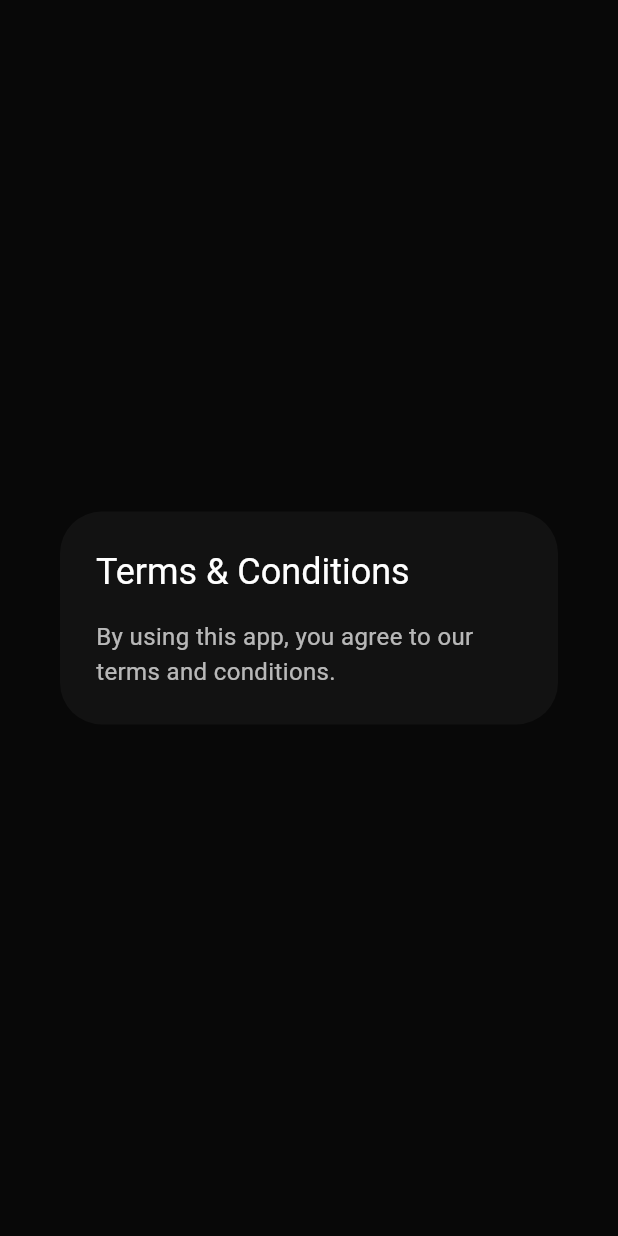
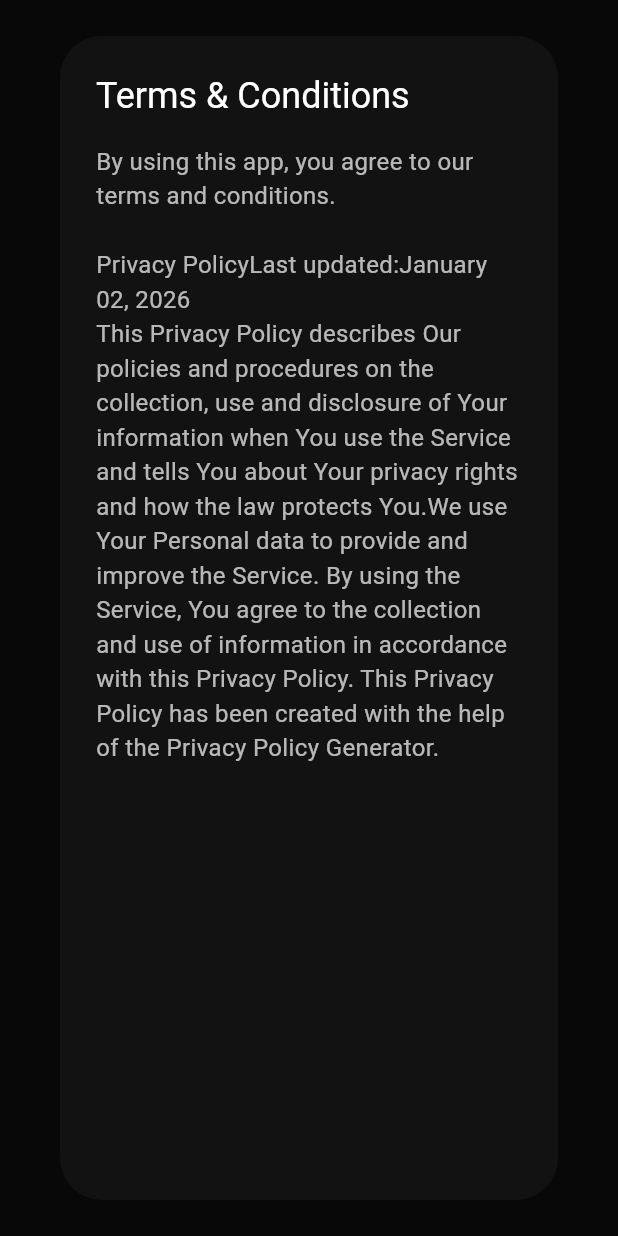
Before and after one commit to FaruqX-Dev/coinWatcher, a Flutter app: what showTermsAndConditions() shows on an empty page, opened directly, on a phone screen of 412 x 824 dp. Run offline on Flutter 3.47's test engine with Material 3 defaults, Android fonts, the phone set to English and light mode, and no system bars; our stand-ins replace cloud_firestore, firebase_auth, firebase_core, flutter_local_notifications, flutter_riverpod, shared_preferences and 1 more; accounts and stored records are empty.

Commit message:
Updated Terms and conditions website

```diff
--- a/lib/features/auth/presentation/signup_screen.dart
+++ b/lib/features/auth/presentation/signup_screen.dart
@@ -5,6 +5,7 @@ import 'package:coin_watcher/features/auth/presentation/loginscreen.dart';
 import 'package:coin_watcher/features/auth/provider/auth_provider.dart';
 import 'package:flutter/material.dart';
 import 'package:flutter_riverpod/flutter_riverpod.dart';
+import 'package:url_launcher/url_launcher.dart';
 
 import '../widget/password_strength.dart';
 
@@ -191,7 +192,16 @@ class _SignupScreenState extends ConsumerState<SignupScreen> {
                                         : Colors.white)),
                             InkWell(
                               enableFeedback: true,
-                              onTap: () => showTermsAndConditions(context),
+                              onTap: () async {
+                                final url = Uri.parse('https://www.termsfeed.com/live/f3a59e67-b88d-4355-bd5b-971855aa6272');
+                                if (await canLaunchUrl(url)) {
+                                  await launchUrl(url);
+                                } else {
+                                  ScaffoldMessenger.of(context).showSnackBar(
+                                    const SnackBar(content: Text('Could not launch URL')),
+                                  );
+                                }
+                              },
                               child: Text(
                                 'Terms & conditions',
                                 style: TextStyle(color: AppTheme.buttonColors),
@@ -240,9 +250,9 @@ class _SignupScreenState extends ConsumerState<SignupScreen> {
                         }
 
                         ScaffoldMessenger.of(context).showSnackBar(
-                           SnackBar(
+                          SnackBar(
                             content: Text('Registered Successfully!'),
-                            backgroundColor:Colors.green.shade400,
+                            backgroundColor: Colors.green.shade400,
                           ),
                         );
 
@@ -323,28 +333,14 @@ void showTermsAndConditions(BuildContext context) {
     context: context,
     builder: (context) => AlertDialog(
       title: const Text('Terms & Conditions'),
-      content: const Text(
-        'By using this app, you agree to our terms and conditions.',
+      content: Column(
+        children: [
+          const Text(
+              "By using this app, you agree to our terms and conditions.\n"),
+          Text(
+              "Privacy PolicyLast updated:January 02, 2026\nThis Privacy Policy describes Our policies and procedures on the collection, use and disclosure of Your information when You use the Service and tells You about Your privacy rights and how the law protects You.We use Your Personal data to provide and improve the Service. By using the Service, You agree to the collection and use of information in accordance with this Privacy Policy. This Privacy Policy has been created with the help of the Privacy Policy Generator.")
+        ],
       ),
-      // actions: [
-      //   InkWell(
-      //     onTap: () => Navigator.pop(context),
-      //     child: Container(decoration: BoxDecoration(
-      //       color: Colors.red,
-      //       borderRadius: BorderRadius.circular(12)
-      //     ),child: Padding(
-      //       padding: const EdgeInsets.all(8.0),
-      //       child: const Text('Decline',style: TextStyle(fontSize: 18,fontWeight: FontWeight.bold),),
-      //     )),
-      //   ),
-      //   InkWell(
-      //     onTap: () => Navigator.pop(context),
-      //     child: Padding(
-      //       padding: const EdgeInsets.all(8.0),
-      //       child: const Text('Accept',style: TextStyle(fontSize: 18,fontWeight: FontWeight.bold)),
-      //     ),
-      //   ),
-      // ],
     ),
   );
 }
```
